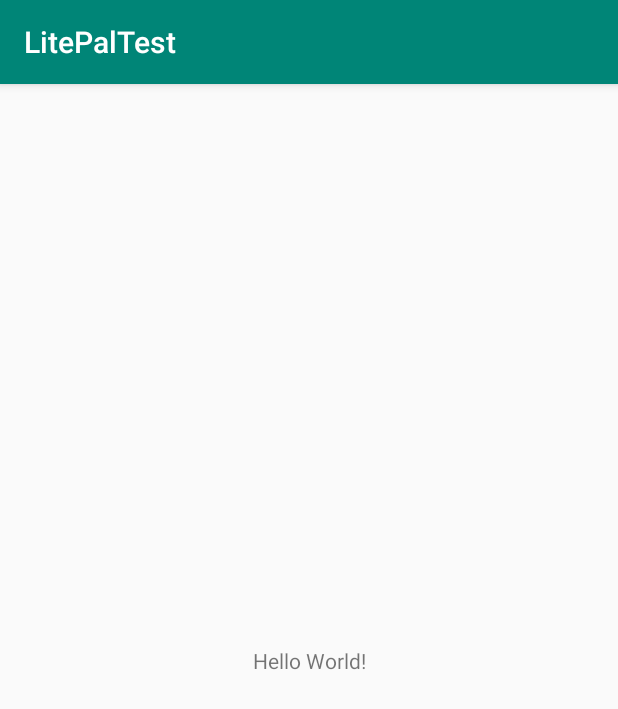
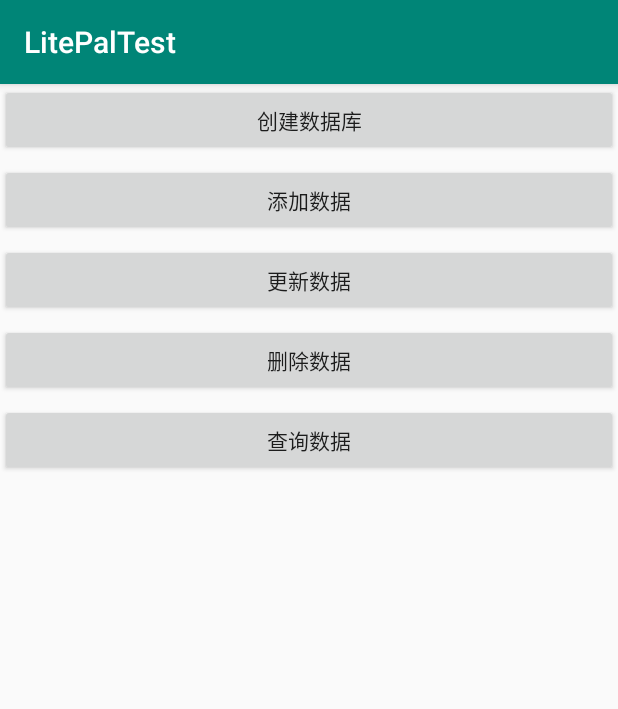
Before and after one commit to BigRFQ/-LitePal-, an Android app: the screen it shows after launch (MainActivity), on a phone screen of 412 x 824 dp. Shown: the top 709 px of the screen. Run offline under Robolectric (Android 15) with nearby library versions, the phone set to English and light mode, and no system bars.

Commit message:
完成LitePal项目实现下列功能 1.创建数据库 2.添加数据 3.更新数据 4.删除数据 5.查询数据

```diff
--- a/app/build.gradle
+++ b/app/build.gradle
@@ -20,10 +20,11 @@ android {
 }
 
 dependencies {
-    implementation fileTree(dir: 'libs', include: ['*.jar'])
+    implementation fileTree(include: ['*.jar'], dir: 'libs')
     implementation 'com.android.support:appcompat-v7:28.0.0'
     implementation 'com.android.support.constraint:constraint-layout:1.1.3'
     testImplementation 'junit:junit:4.12'
     androidTestImplementation 'com.android.support.test:runner:1.0.2'
     androidTestImplementation 'com.android.support.test.espresso:espresso-core:3.0.2'
+    implementation files('libs/litepal-2.0.0-src.jar')
 }
--- a/app/src/main/AndroidManifest.xml
+++ b/app/src/main/AndroidManifest.xml
@@ -8,7 +8,9 @@
         android:label="@string/app_name"
         android:roundIcon="@mipmap/ic_launcher_round"
         android:supportsRtl="true"
-        android:theme="@style/AppTheme">
+        android:theme="@style/AppTheme"
+        android:name="org.litepal.LitePalApplication">
+
         <activity android:name=".MainActivity">
             <intent-filter>
                 <action android:name="android.intent.action.MAIN" />
--- a/app/src/main/java/com/example/litepaltest/MainActivity.java
+++ b/app/src/main/java/com/example/litepaltest/MainActivity.java
@@ -2,12 +2,95 @@ package com.example.litepaltest;
 
 import android.support.v7.app.AppCompatActivity;
 import android.os.Bundle;
+import android.util.Log;
+import android.view.View;
+import android.widget.Button;
+import android.widget.Toast;
+
+import org.litepal.LitePal;
+import org.litepal.crud.DataSupport;
+import org.litepal.crud.LitePalSupport;
+
+import java.util.List;
 
 public class MainActivity extends AppCompatActivity {
 
+    private  String TAG = "ShowDatabase";
     @Override
     protected void onCreate(Bundle savedInstanceState) {
         super.onCreate(savedInstanceState);
         setContentView(R.layout.activity_main);
+        Button createDatabase = findViewById(R.id.create_database);//创造数据库
+        createDatabase.setOnClickListener(new View.OnClickListener() {
+            @Override
+            public void onClick(View v) {
+                LitePal.getDatabase();
+            }
+        });
+        Button addData = findViewById( R.id.add_database);//添加数据
+        addData.setOnClickListener(new View.OnClickListener() {
+            @Override
+            public void onClick(View v) {
+                Book book = new Book();
+                book.setName("张三的一生");
+                book.setAuthor("张三");
+                book.setPages(454);
+                book.setPrice(16.94);
+                book.setPress("Unknow");
+                if (book.save()){
+                    Toast.makeText(MainActivity.this,"数据保存成功"+book.getName(),Toast.LENGTH_SHORT).show();
+                }else {
+                    Toast.makeText(MainActivity.this,"数据保存失败",Toast.LENGTH_SHORT).show();
+                }
+
+            }
+        });
+        Button updateData = findViewById( R.id.update_data);//更新数据
+        updateData.setOnClickListener(new View.OnClickListener() {
+            @Override
+            public void onClick(View v) {
+                  Book book = new Book();
+//                book.setName("李四的一生");
+//                book.setAuthor("李四");
+//                book.setPages(654);
+//                book.setPrice(20.32);
+//                book.setPress("李四出版社");
+//                book.save();
+//                book.setPages(666);
+//                book.save();
+                book.setPages(555);
+                book.setPress("张三出版社");
+                book.updateAll("name = ?","张三的一生");
+
+            }
+        });
+
+        Button deleteData = findViewById(R.id.delete_data);
+        deleteData.setOnClickListener(new View.OnClickListener() {
+            @Override
+            public void onClick(View v) {
+                LitePal.deleteAll(Book.class,"name = ?", "张三的一生");
+            }
+        });
+
+        Button queryButton= findViewById(R.id.query_data);//查询，显示所有数据
+        queryButton.setOnClickListener(new View.OnClickListener() {
+            @Override
+            public void onClick(View v) {
+                ShowDatabase();
+            }
+        });
+
+
+    }
+    private void ShowDatabase() {//打印数据库中的数据
+        List<Book> books = LitePal.findAll(Book.class);
+        for (Book book : books) {
+            Log.d(TAG, "ShowDatabase: " + book.getName());
+            Log.d(TAG, "ShowDatabase: " + book.getAuthor());
+            Log.d(TAG, "ShowDatabase: " + book.getPages());
+            Log.d(TAG, "ShowDatabase: " + book.getPrice());
+            Log.d(TAG, "ShowDatabase: " + book.getPress());
+        }
     }
 }
--- a/app/src/main/res/layout/activity_main.xml
+++ b/app/src/main/res/layout/activity_main.xml
@@ -6,13 +6,47 @@
     android:layout_height="match_parent"
     tools:context=".MainActivity">
 
-    <TextView
-        android:layout_width="wrap_content"
+    <Button
+        android:id="@+id/create_database"
+        android:layout_width="match_parent"
         android:layout_height="wrap_content"
-        android:text="Hello World!"
-        app:layout_constraintBottom_toBottomOf="parent"
-        app:layout_constraintLeft_toLeftOf="parent"
-        app:layout_constraintRight_toRightOf="parent"
+        android:layout_marginTop="0dp"
+        android:text="创建数据库"
         app:layout_constraintTop_toTopOf="parent" />
 
+    <Button
+        android:id="@+id/add_database"
+        android:layout_width="match_parent"
+        android:layout_height="wrap_content"
+        android:layout_marginTop="5dp"
+        android:text="添加数据"
+        app:layout_constraintTop_toBottomOf="@+id/create_database"
+        tools:layout_editor_absoluteX="0dp" />
+    <Button
+        android:id="@+id/update_data"
+        android:layout_width="match_parent"
+        android:layout_height="wrap_content"
+        android:layout_marginTop="5dp"
+        android:text="更新数据"
+        app:layout_constraintTop_toBottomOf="@+id/add_database"
+        tools:layout_editor_absoluteX="0dp" />
+
+    <Button
+        android:id="@+id/delete_data"
+        android:layout_width="match_parent"
+        android:layout_height="wrap_content"
+        android:layout_marginTop="5dp"
+        android:text="删除数据"
+        app:layout_constraintTop_toBottomOf="@+id/update_data"
+        tools:layout_editor_absoluteX="0dp" />
+
+    <Button
+        android:id="@+id/query_data"
+        android:layout_width="match_parent"
+        android:layout_height="wrap_content"
+        android:layout_marginTop="5dp"
+        android:text="查询数据"
+        app:layout_constraintTop_toBottomOf="@+id/delete_data"
+        tools:layout_editor_absoluteX="0dp" />
+
 </android.support.constraint.ConstraintLayout>
```
Also changed, not shown: app/src/main/assets/litepal.xml (added, +9 -0 lines), app/src/main/java/com/example/litepaltest/Book.java (added, +62 -0 lines), app/src/main/java/com/example/litepaltest/Category.java (added, +21 -0 lines), app/libs/litepal-2.0.0-src.jar (added).
